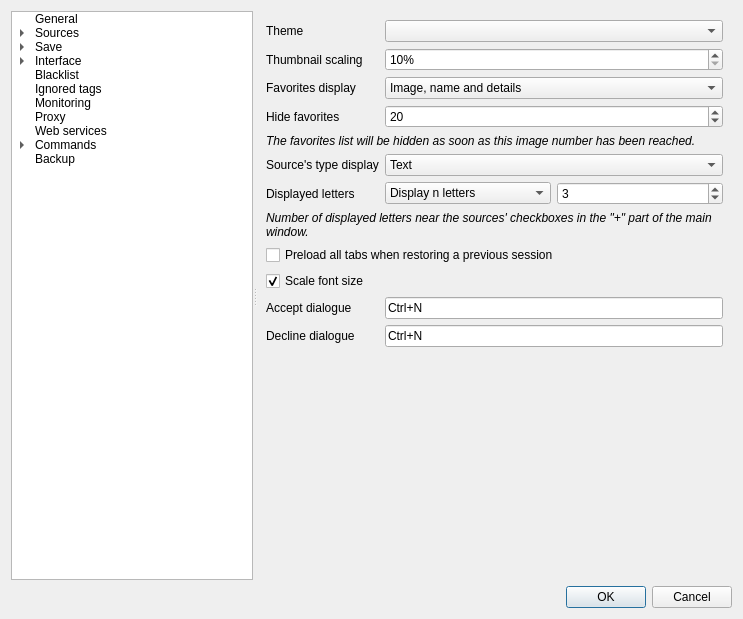
Before: the Qt Designer form src/gui/src/settings/options-window.ui in Bionus/imgbrd-grabber, drawn with Qt 5.
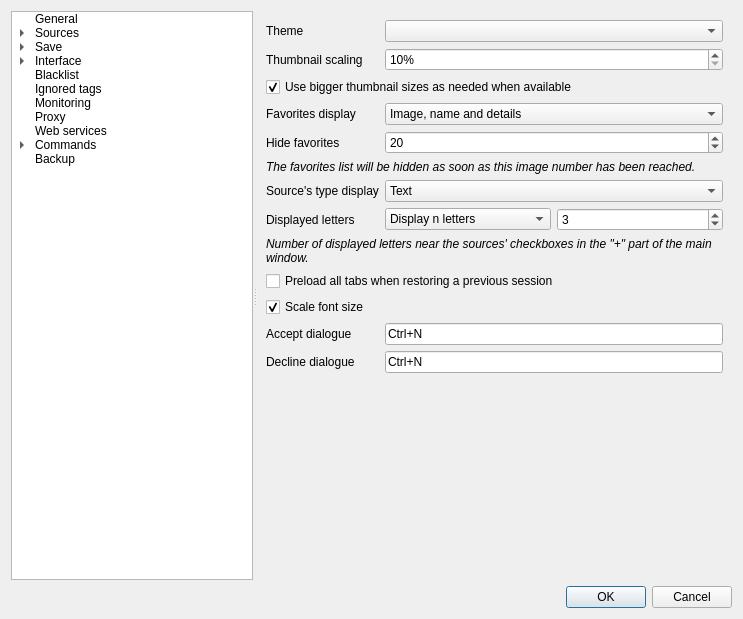
After: the same form once the commit is applied. The open tabs and pages were chosen to show the change. Icons and pictures are not drawn.

Commit message: feat: allow to load bigger thumbnails when available (fix #3039)

Diff of the .ui file:
```diff
--- a/src/gui/src/settings/options-window.ui
+++ b/src/gui/src/settings/options-window.ui
@@ -1440,14 +1440,14 @@
           </property>
          </widget>
         </item>
-        <item row="2" column="0">
+        <item row="3" column="0">
          <widget class="QLabel" name="label_26">
           <property name="text">
            <string>Favorites display</string>
           </property>
          </widget>
         </item>
-        <item row="2" column="1">
+        <item row="3" column="1">
          <widget class="QComboBox" name="comboFavoritesDisplay">
           <item>
            <property name="text">
@@ -1486,14 +1486,14 @@
           </item>
          </widget>
         </item>
-        <item row="3" column="0">
+        <item row="4" column="0">
          <widget class="QLabel" name="label_39">
           <property name="text">
            <string>Hide favorites</string>
           </property>
          </widget>
         </item>
-        <item row="3" column="1">
+        <item row="4" column="1">
          <widget class="QSpinBox" name="spinHideFavorites">
           <property name="maximum">
            <number>1000</number>
@@ -1503,7 +1503,7 @@
           </property>
          </widget>
         </item>
-        <item row="4" column="0" colspan="2">
+        <item row="5" column="0" colspan="2">
          <widget class="QLabel" name="label_40">
           <property name="font">
            <font>
@@ -1518,14 +1518,14 @@
           </property>
          </widget>
         </item>
-        <item row="5" column="0">
+        <item row="6" column="0">
          <widget class="QLabel" name="label_41">
           <property name="text">
            <string>Source's type display</string>
           </property>
          </widget>
         </item>
-        <item row="5" column="1">
+        <item row="6" column="1">
          <widget class="QComboBox" name="comboSources">
           <item>
            <property name="text">
@@ -1549,14 +1549,14 @@
           </item>
          </widget>
         </item>
-        <item row="6" column="0">
+        <item row="7" column="0">
          <widget class="QLabel" name="label_42">
           <property name="text">
            <string>Displayed letters</string>
           </property>
          </widget>
         </item>
-        <item row="6" column="1">
+        <item row="7" column="1">
          <layout class="QHBoxLayout" name="horizontalLayout_9">
           <item>
            <widget class="QComboBox" name="comboSourcesLetters">
@@ -1592,7 +1592,7 @@
           </item>
          </layout>
         </item>
-        <item row="7" column="0" colspan="2">
+        <item row="8" column="0" colspan="2">
          <widget class="QLabel" name="label_43">
           <property name="font">
            <font>
@@ -1607,42 +1607,42 @@
           </property>
          </widget>
         </item>
-        <item row="8" column="0" colspan="2">
+        <item row="9" column="0" colspan="2">
          <widget class="QCheckBox" name="checkPreloadAllTabs">
           <property name="text">
            <string>Preload all tabs when restoring a previous session</string>
           </property>
          </widget>
         </item>
-        <item row="10" column="0">
+        <item row="11" column="0">
          <widget class="QLabel" name="labelAcceptDialogue">
           <property name="text">
            <string>Accept dialogue</string>
           </property>
          </widget>
         </item>
-        <item row="10" column="1">
+        <item row="11" column="1">
          <widget class="QKeySequenceEdit" name="keyAcceptDialogue">
           <property name="keySequence">
            <string>Ctrl+N</string>
           </property>
          </widget>
         </item>
-        <item row="11" column="0">
+        <item row="12" column="0">
          <widget class="QLabel" name="labelDeclineDialogue">
           <property name="text">
            <string>Decline dialogue</string>
           </property>
          </widget>
         </item>
-        <item row="11" column="1">
+        <item row="12" column="1">
          <widget class="QKeySequenceEdit" name="keyDeclineDialogue">
           <property name="keySequence">
            <string>Ctrl+N</string>
           </property>
          </widget>
         </item>
-        <item row="9" column="0" colspan="2">
+        <item row="10" column="0" colspan="2">
          <widget class="QCheckBox" name="checkScaleFontSize">
           <property name="text">
            <string>Scale font size</string>
@@ -1652,6 +1652,16 @@
           </property>
          </widget>
         </item>
+        <item row="2" column="0" colspan="2">
+         <widget class="QCheckBox" name="checkThumbnailSmartSize">
+          <property name="text">
+           <string>Use bigger thumbnail sizes as needed when available</string>
+          </property>
+          <property name="checked">
+           <bool>true</bool>
+          </property>
+         </widget>
+        </item>
        </layout>
       </widget>
       <widget class="QWidget" name="pageInterfaceMainWindow">
```
Left out of the diff: 4 changed lines with no effect on the pictures. The commit also changes 5 other files.
